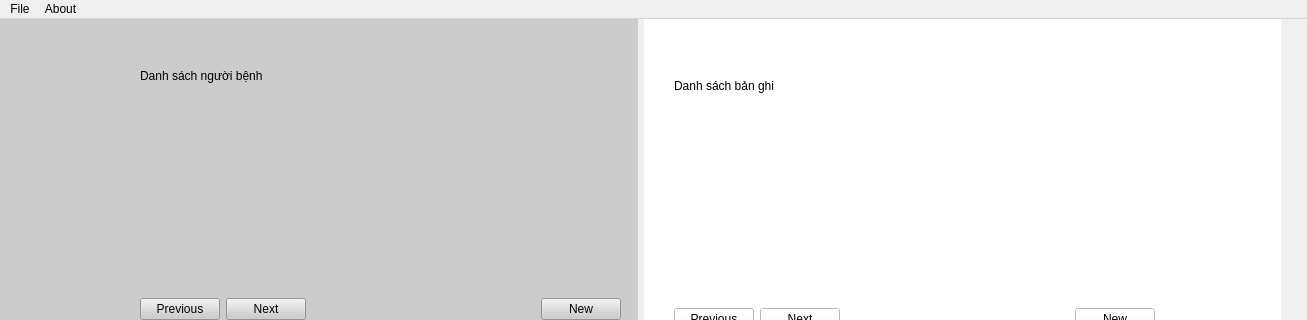
Above: UiFiles/mainWindowRcd.ui from dangkh/UIDataCollection before the change; both pictures show x 0 to 1307 and y 0 to 320 of the 1307 by 613 pixel window. Below: the same form after it.
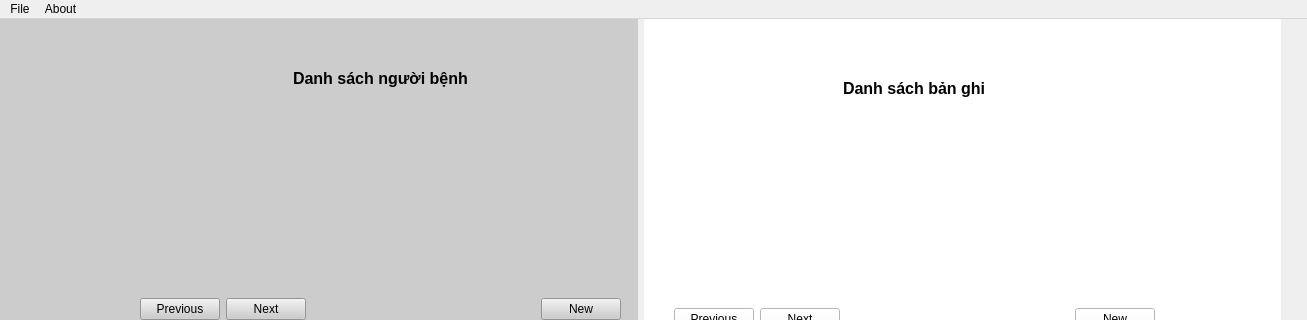
That is the form after the change.

Patch:
```diff
--- a/UiFiles/mainWindowRcd.ui
+++ b/UiFiles/mainWindowRcd.ui
@@ -39,8 +39,15 @@
          </rect>
         </property>
         <layout class="QVBoxLayout" name="verticalLayout">
-         <item>
+         <item alignment="Qt::AlignHCenter">
           <widget class="QLabel" name="label">
+           <property name="font">
+            <font>
+             <pointsize>12</pointsize>
+             <weight>75</weight>
+             <bold>true</bold>
+            </font>
+           </property>
            <property name="text">
             <string>Danh sách người bệnh</string>
            </property>
@@ -119,8 +126,15 @@
          </rect>
         </property>
         <layout class="QVBoxLayout" name="verticalSample">
-         <item>
+         <item alignment="Qt::AlignHCenter">
           <widget class="QLabel" name="label_2">
+           <property name="font">
+            <font>
+             <pointsize>12</pointsize>
+             <weight>75</weight>
+             <bold>true</bold>
+            </font>
+           </property>
            <property name="text">
             <string>Danh sách bản ghi</string>
            </property>
```
